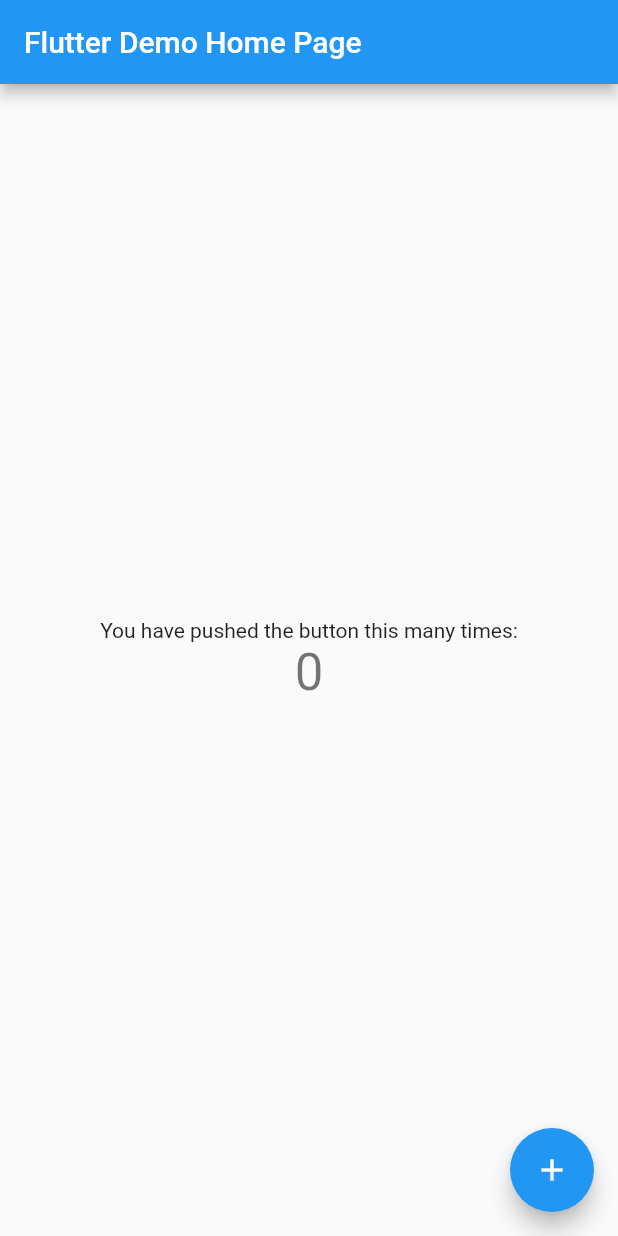
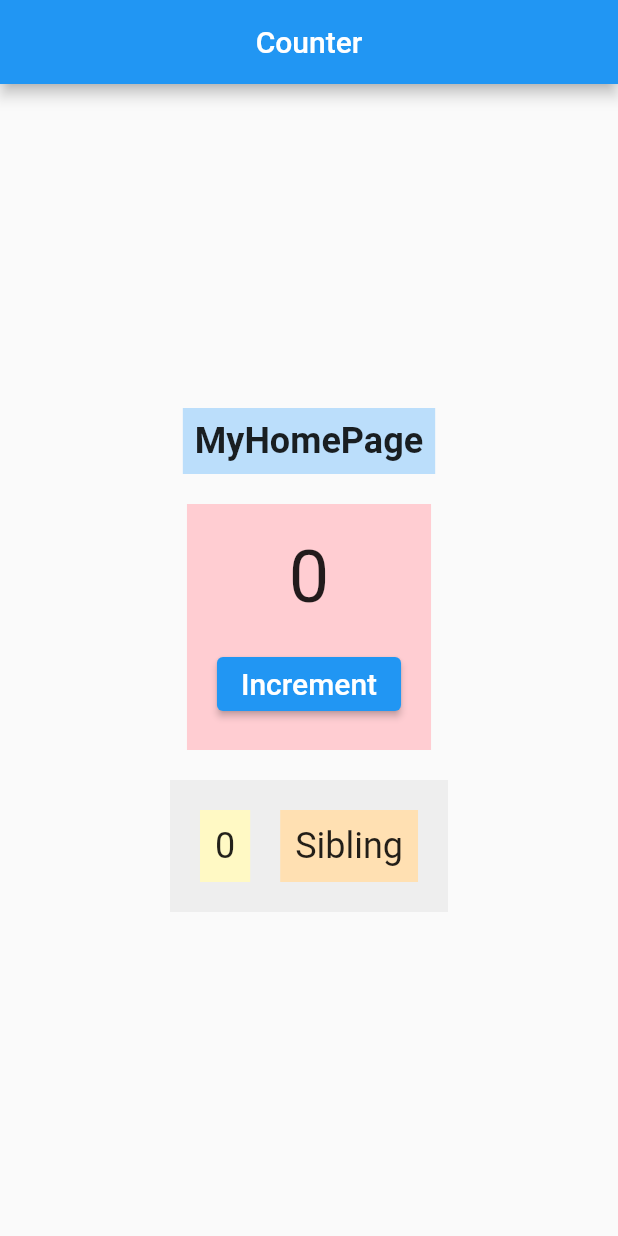
Before and after one commit to mdshadatrahman/provider_overview_01, a Flutter app: the screen it shows after launch, on a phone screen of 412 x 824 dp. Run offline on Flutter 3.47's test engine with Material 2 defaults, Android fonts, the phone set to English and light mode, and no system bars.

Commit message:
without state management package

```diff
--- a/lib/main.dart
+++ b/lib/main.dart
@@ -10,30 +10,28 @@ class MyApp extends StatelessWidget {
   @override
   Widget build(BuildContext context) {
     return MaterialApp(
-      title: 'Flutter Demo',
+      debugShowCheckedModeBanner: false,
+      title: 'Provider_OverView_01',
       theme: ThemeData(
         primarySwatch: Colors.blue,
       ),
-      home: const MyHomePage(title: 'Flutter Demo Home Page'),
+      home: const MyHomePage(),
     );
   }
 }
 
 class MyHomePage extends StatefulWidget {
-  const MyHomePage({Key? key, required this.title}) : super(key: key);
-
-  final String title;
+  const MyHomePage({Key? key}) : super(key: key);
 
   @override
   State<MyHomePage> createState() => _MyHomePageState();
 }
 
 class _MyHomePageState extends State<MyHomePage> {
-  int _counter = 0;
-
-  void _incrementCounter() {
+  int counter = 0;
+  void increment() {
     setState(() {
-      _counter++;
+      counter++;
     });
   }
 
@@ -41,27 +39,128 @@ class _MyHomePageState extends State<MyHomePage> {
   Widget build(BuildContext context) {
     return Scaffold(
       appBar: AppBar(
-        title: Text(widget.title),
+        title: Text('Counter'),
+        centerTitle: true,
       ),
       body: Center(
         child: Column(
           mainAxisAlignment: MainAxisAlignment.center,
-          children: <Widget>[
-            const Text(
-              'You have pushed the button this many times:',
+          children: [
+            Container(
+              padding: const EdgeInsets.all(8),
+              color: Colors.blue[100],
+              child: Text(
+                'MyHomePage',
+                style: TextStyle(fontWeight: FontWeight.bold, fontSize: 24),
+              ),
             ),
-            Text(
-              '$_counter',
-              style: Theme.of(context).textTheme.headline4,
-            ),
+            SizedBox(height: 20),
+            CounterA(counter: counter, increment: increment),
+            SizedBox(height: 20),
+            Middle(counter: counter),
           ],
         ),
-      ),
-      floatingActionButton: FloatingActionButton(
-        onPressed: _incrementCounter,
-        tooltip: 'Increment',
-        child: const Icon(Icons.add),
       ),
     );
   }
 }
+
+class CounterA extends StatefulWidget {
+  const CounterA({Key? key, required this.counter, required this.increment})
+      : super(key: key);
+  final int counter;
+  final VoidCallback increment;
+
+  @override
+  State<CounterA> createState() => _CounterAState();
+}
+
+class _CounterAState extends State<CounterA> {
+  @override
+  Widget build(BuildContext context) {
+    return Container(
+      padding: const EdgeInsets.all(20),
+      color: Colors.red[100],
+      child: Column(
+        children: [
+          Text(
+            '${widget.counter}',
+            style: TextStyle(fontSize: 48),
+          ),
+          SizedBox(height: 20),
+          ElevatedButton(
+            onPressed: widget.increment,
+            child: Text(
+              'Increment',
+              style: TextStyle(fontSize: 20),
+            ),
+          ),
+        ],
+      ),
+    );
+  }
+}
+
+class Middle extends StatelessWidget {
+  const Middle({Key? key, required this.counter}) : super(key: key);
+  final int counter;
+
+  @override
+  Widget build(BuildContext context) {
+    return Container(
+      padding: const EdgeInsets.all(20),
+      color: Colors.grey[200],
+      child: Row(
+        mainAxisAlignment: MainAxisAlignment.center,
+        mainAxisSize: MainAxisSize.min,
+        children: [
+          CounterB(counter: counter),
+          SizedBox(width: 20),
+          Sibling(),
+        ],
+      ),
+    );
+  }
+}
+
+class CounterB extends StatefulWidget {
+  const CounterB({Key? key, required this.counter}) : super(key: key);
+  final int counter;
+
+  @override
+  State<CounterB> createState() => _CounterBState();
+}
+
+class _CounterBState extends State<CounterB> {
+  @override
+  Widget build(BuildContext context) {
+    return Container(
+      color: Colors.yellow[100],
+      padding: EdgeInsets.all(10),
+      child: Text(
+        '${widget.counter}',
+        style: TextStyle(
+          fontSize: 24,
+        ),
+      ),
+    );
+  }
+}
+
+class Sibling extends StatelessWidget {
+  const Sibling({Key? key}) : super(key: key);
+
+  @override
+  Widget build(BuildContext context) {
+    return Container(
+      color: Colors.orange[100],
+      padding: EdgeInsets.all(10),
+      child: Text(
+        'Sibling',
+        style: TextStyle(
+          fontSize: 24,
+        ),
+      ),
+    );
+  }
+}
```
